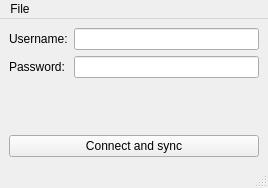
Before: the Qt Designer form mainwindow.ui in zeljalp/sinhronizator, drawn with Qt 5.
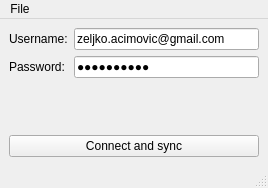
After: the same form once the commit is applied.

```diff
--- a/mainwindow.ui
+++ b/mainwindow.ui
@@ -23,7 +23,11 @@
      </widget>
     </item>
     <item row="0" column="1">
-     <widget class="QLineEdit" name="userLine"/>
+     <widget class="QLineEdit" name="userLine">
+      <property name="text">
+       <string>zeljko.acimovic@gmail.com</string>
+      </property>
+     </widget>
     </item>
     <item row="1" column="0">
      <widget class="QLabel" name="label_2">
@@ -34,6 +38,9 @@
     </item>
     <item row="1" column="1">
      <widget class="QLineEdit" name="passwordLine">
+      <property name="text">
+       <string>12061986az</string>
+      </property>
       <property name="echoMode">
        <enum>QLineEdit::Password</enum>
       </property>
```
Left out of the diff: 2 changed lines with no effect on the pictures.
